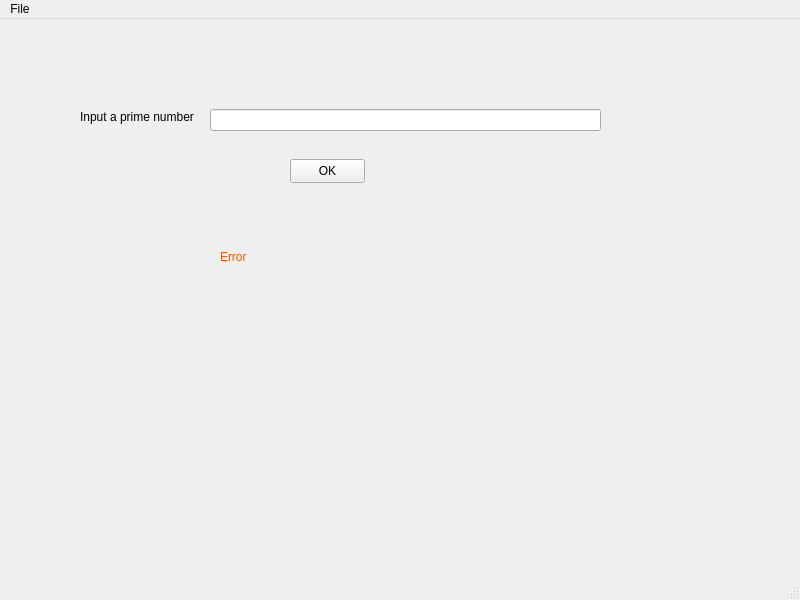
First picture: the form in ui/MainWindow.ui, repository cyrilvincent/python, before the edit.
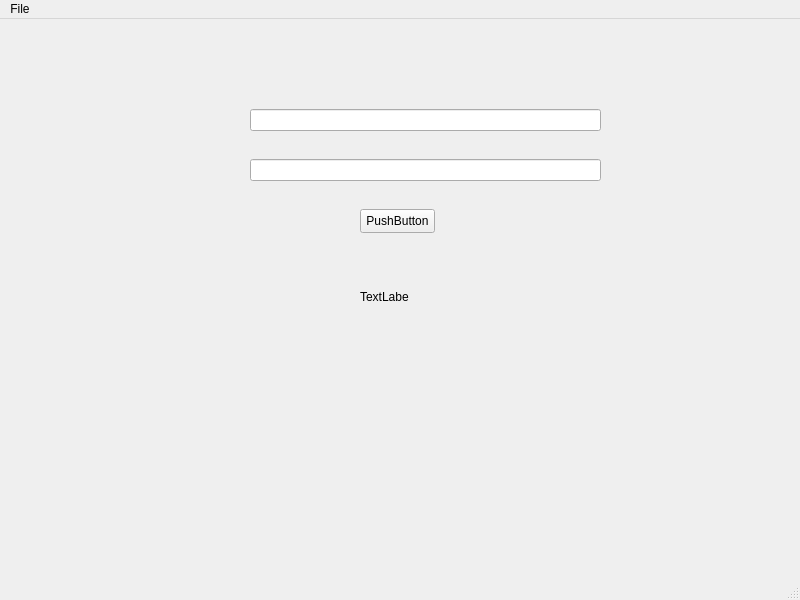
Second picture: the form after the edit.

```diff
--- a/ui/MainWindow.ui
+++ b/ui/MainWindow.ui
@@ -14,111 +14,50 @@
    <string>MainWindow</string>
   </property>
   <widget class="QWidget" name="centralwidget">
-   <widget class="QLineEdit" name="lineEdit">
-    <property name="geometry">
-     <rect>
-      <x>210</x>
-      <y>90</y>
-      <width>391</width>
-      <height>22</height>
-     </rect>
-    </property>
-   </widget>
-   <widget class="QLabel" name="label">
-    <property name="geometry">
-     <rect>
-      <x>80</x>
-      <y>90</y>
-      <width>141</width>
-      <height>16</height>
-     </rect>
-    </property>
-    <property name="text">
-     <string>Input a prime number</string>
-    </property>
-   </widget>
    <widget class="QPushButton" name="pushButton">
     <property name="geometry">
      <rect>
-      <x>290</x>
-      <y>140</y>
+      <x>360</x>
+      <y>190</y>
       <width>75</width>
       <height>24</height>
      </rect>
     </property>
     <property name="text">
-     <string>OK</string>
+     <string>PushButton</string>
     </property>
    </widget>
-   <widget class="QLabel" name="label_2">
+   <widget class="QLineEdit" name="lineEdit">
     <property name="geometry">
      <rect>
-      <x>210</x>
-      <y>190</y>
-      <width>171</width>
-      <height>16</height>
+      <x>250</x>
+      <y>90</y>
+      <width>351</width>
+      <height>22</height>
      </rect>
     </property>
-    <property name="text">
-     <string/>
+   </widget>
+   <widget class="QLineEdit" name="lineEdit_2">
+    <property name="geometry">
+     <rect>
+      <x>250</x>
+      <y>140</y>
+      <width>351</width>
+      <height>22</height>
+     </rect>
     </property>
    </widget>
-   <widget class="QLabel" name="errorLabel">
+   <widget class="QLabel" name="label">
     <property name="geometry">
      <rect>
-      <x>220</x>
-      <y>230</y>
-      <width>161</width>
+      <x>360</x>
+      <y>270</y>
+      <width>49</width>
       <height>16</height>
      </rect>
     </property>
-    <property name="palette">
-     <palette>
-      <active>
-       <colorrole role="WindowText">
-        <brush brushstyle="SolidPattern">
-         <color alpha="255">
-          <red>255</red>
-          <green>85</green>
-          <blue>0</blue>
-         </color>
-        </brush>
-       </colorrole>
-       <colorrole role="Text">
-        <brush brushstyle="SolidPattern">
-         <color alpha="255">
-          <red>0</red>
-          <green>0</green>
-          <blue>0</blue>
-         </color>
-        </brush>
-       </colorrole>
-      </active>
-      <inactive>
-       <colorrole role="WindowText">
-        <brush brushstyle="SolidPattern">
-         <color alpha="255">
-          <red>255</red>
-          <green>85</green>
-          <blue>0</blue>
-         </color>
-        </brush>
-       </colorrole>
-       <colorrole role="Text">
-        <brush brushstyle="SolidPattern">
-         <color alpha="255">
-          <red>0</red>
-          <green>0</green>
-          <blue>0</blue>
-         </color>
-        </brush>
-       </colorrole>
-      </inactive>
-      <disabled/>
-     </palette>
-    </property>
     <property name="text">
-     <string>Error</string>
+     <string>TextLabel</string>
     </property>
    </widget>
   </widget>
```
Left out of the diff: 6 changed lines with no effect on the pictures.
